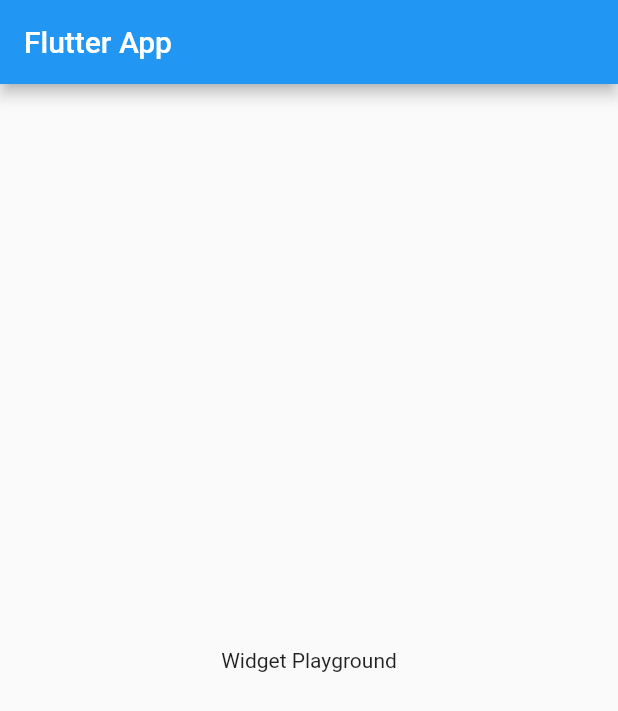
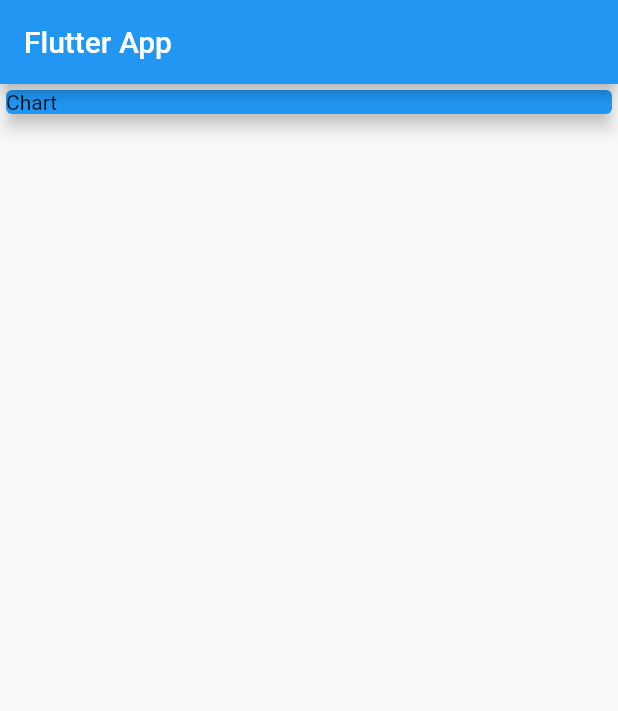
Before and after one commit to n3k00/learning_lessons, a Flutter app: the screen it shows after launch, on a phone screen of 412 x 824 dp. Shown: the top 711 px of the screen. Run offline on Flutter 3.47's test engine with Material 2 defaults, Android fonts, the phone set to English and light mode, and no system bars; missing offline and left inert: dart:ffi.

Commit message:
Combining Widgets

```diff
--- a/personal_expenses/lib/main.dart
+++ b/personal_expenses/lib/main.dart
@@ -23,8 +23,20 @@ class MyHomePage extends StatelessWidget {
       appBar: AppBar(
         title: Text("Flutter App"),
       ),
-      body: Center(
-        child: Text('Widget Playground'),
+      body: Column(
+        children: const [
+          SizedBox(
+            width: double.infinity,
+            child: Card(
+              elevation: 5,
+              color: Colors.blue,
+              child: Text('Chart'),
+            ),
+          ),
+          Card(
+            child: Text(''),
+          ),
+        ],
       ),
     );
   }
```
